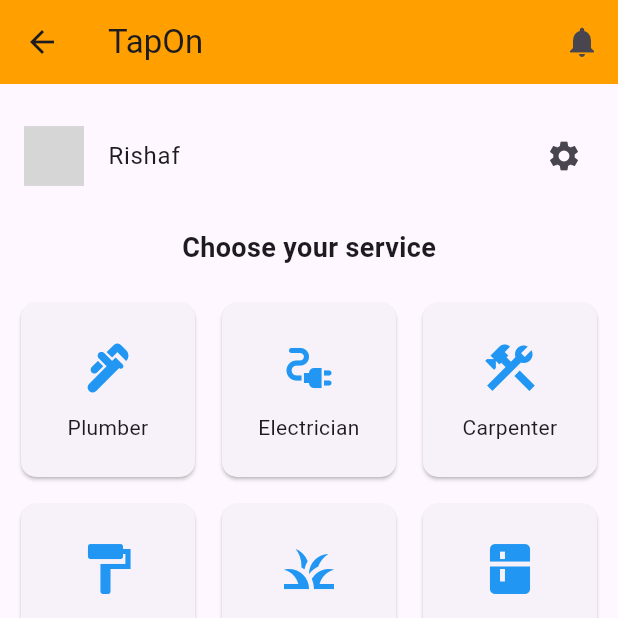
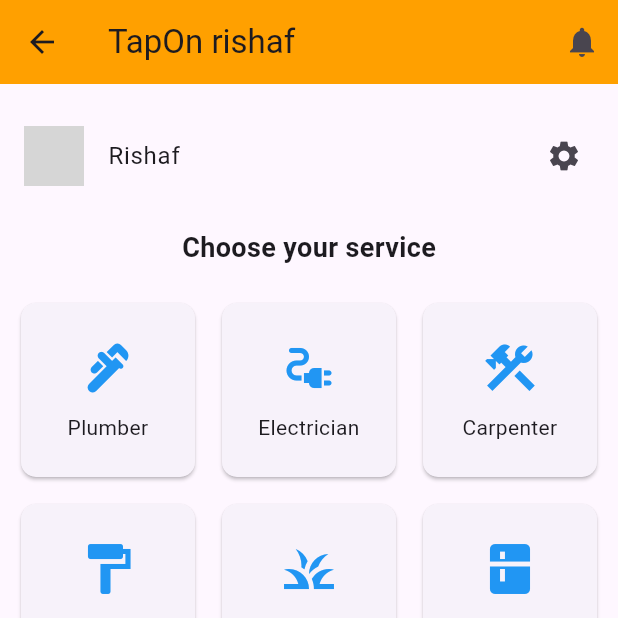
Before and after one commit to RusthyAhd/TapOn, a Flutter app: the HomePage screen opened directly, on a phone screen of 412 x 824 dp, the top half of it. Run offline on Flutter 3.47's test engine with Material 3 defaults, Android fonts, the phone set to English and light mode, and no system bars; grey boxes are pictures that could not be loaded.

Commit message:
home page add rishaf

```diff
--- a/FrontEnd/lib/Home page.dart
+++ b/FrontEnd/lib/Home page.dart
@@ -6,7 +6,7 @@ class HomePage extends StatelessWidget {
   Widget build(BuildContext context) {
     return Scaffold(
       appBar: AppBar(
-        title: Text('TapOn'),
+        title: Text('TapOn rishaf'),
         backgroundColor: Colors.amber[700],
         actions: [
           IconButton(
```
